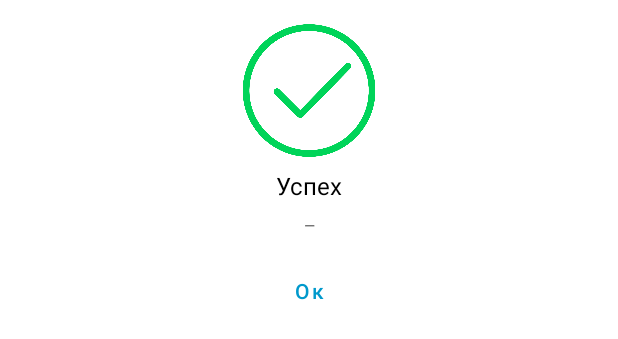
After one commit to elysian-projects/architecture-classifier, an Android app: the layout dialog_layout.xml on its own in the app's theme, with its tools: preview values and no code run, on a phone screen of 412 x 824 dp. The commit adds this screen. Shown: the top 339 px of the screen. Run offline under Robolectric (Android 15) with nearby library versions, the phone set to English and light mode, and no system bars.

Commit message:
chore: add dialog window for model result display

```diff
--- /dev/null
+++ b/app/app/src/main/res/layout/dialog_layout.xml
@@ -0,0 +1,62 @@
+<?xml version="1.0" encoding="utf-8"?>
+<androidx.constraintlayout.widget.ConstraintLayout xmlns:android="http://schemas.android.com/apk/res/android"
+    android:layout_width="match_parent"
+    android:layout_height="wrap_content"
+    android:background="@color/white"
+    xmlns:app="http://schemas.android.com/apk/res-auto">
+
+    <ImageView
+        android:id="@+id/dialogIcon"
+        android:layout_width="wrap_content"
+        android:layout_height="40pt"
+        android:layout_marginStart="8dp"
+        android:layout_marginTop="16dp"
+        android:layout_marginEnd="8dp"
+        app:layout_constraintEnd_toEndOf="parent"
+        app:layout_constraintStart_toStartOf="parent"
+        app:layout_constraintTop_toTopOf="parent"
+        app:srcCompat="@drawable/success" />
+
+    <TextView
+        android:id="@+id/summaryResultMessage"
+        android:layout_width="wrap_content"
+        android:layout_height="wrap_content"
+        android:layout_marginStart="8dp"
+        android:layout_marginTop="8dp"
+        android:layout_marginEnd="8dp"
+        android:text="Успех"
+        android:textColor="@android:color/black"
+        android:textSize="16sp"
+        app:layout_constraintEnd_toEndOf="parent"
+        app:layout_constraintStart_toStartOf="parent"
+        app:layout_constraintTop_toBottomOf="@+id/dialogIcon" />
+
+    <TextView
+        android:id="@+id/resultDescription"
+        android:layout_width="0dp"
+        android:layout_height="wrap_content"
+        android:layout_marginStart="16dp"
+        android:layout_marginEnd="16dp"
+        android:text="_"
+        android:textAlignment="center"
+        app:layout_constraintEnd_toEndOf="parent"
+        app:layout_constraintStart_toStartOf="parent"
+        app:layout_constraintTop_toBottomOf="@+id/summaryResultMessage" />
+
+    <Button
+        android:id="@+id/okButton"
+        android:layout_width="wrap_content"
+        android:layout_height="wrap_content"
+        android:layout_marginTop="16dp"
+        android:layout_marginBottom="16dp"
+        android:background="@android:color/transparent"
+        android:stateListAnimator="@null"
+        android:text="Ок"
+        android:textAllCaps="false"
+        android:textColor="@android:color/holo_blue_dark"
+        app:layout_constraintBottom_toBottomOf="parent"
+        app:layout_constraintEnd_toEndOf="parent"
+        app:layout_constraintStart_toStartOf="parent"
+        app:layout_constraintTop_toBottomOf="@+id/resultDescription" />
+
+</androidx.constraintlayout.widget.ConstraintLayout>
--- a/app/app/src/main/res/values/themes.xml
+++ b/app/app/src/main/res/values/themes.xml
@@ -11,5 +11,11 @@
         <!-- Status bar color. -->
         <item name="android:statusBarColor">?attr/colorPrimary</item>
         <!-- Customize your theme here. -->
+        <item name="android:windowAnimationStyle">@style/animation</item>
+    </style>
+
+    <style name="animation">
+        <item name="android:windowEnterAnimation">@android:anim/fade_in</item>
+        <item name="android:windowExitAnimation">@android:anim/fade_out</item>
     </style>
 </resources>
```
Also changed, not shown: app/app/src/main/java/com/architecture/app/components/DialogWindow.java (added, +61 -0 lines), app/app/src/main/java/com/architecture/app/screens/UploadActivity.java (+21 -3 lines), app/app/src/main/res/drawable/dialog_background.xml (added, +8 -0 lines), app/app/src/main/res/drawable/success.png (added).
